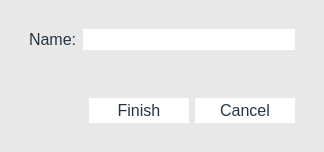
Qt form Source/Time-Track/itemeditform.ui (joshuawootonn/time-track) before a commit.
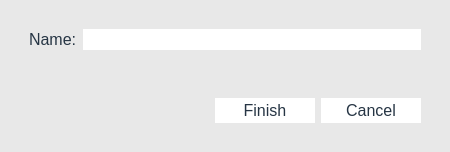
The same form after that commit.

Diff of the .ui file:
```diff
--- a/Source/Time-Track/itemeditform.ui
+++ b/Source/Time-Track/itemeditform.ui
@@ -6,8 +6,8 @@
    <rect>
     <x>0</x>
     <y>0</y>
-    <width>324</width>
-    <height>111</height>
+    <width>450</width>
+    <height>149</height>
    </rect>
   </property>
   <property name="windowTitle">
@@ -135,7 +135,7 @@
     <widget class="QWidget" name="bigwidger" native="true">
      <layout class="QVBoxLayout" name="verticalLayout">
       <item>
-       <widget class="QWidget" name="" native="true">
+       <widget class="QWidget" name="widget" native="true">
         <layout class="QHBoxLayout" name="horizontalLayout">
          <item>
           <widget class="QLabel" name="label">
@@ -145,7 +145,14 @@
           </widget>
          </item>
          <item>
-          <widget class="QLineEdit" name="name"/>
+          <widget class="QLineEdit" name="name">
+           <property name="minimumSize">
+            <size>
+             <width>300</width>
+             <height>0</height>
+            </size>
+           </property>
+          </widget>
          </item>
         </layout>
        </widget>
@@ -158,7 +165,7 @@
        </widget>
       </item>
       <item>
-       <widget class="QWidget" name="" native="true">
+       <widget class="QWidget" name="widget" native="true">
         <layout class="QHBoxLayout" name="horizontalLayout_2">
          <item>
           <spacer name="horizontalSpacer">
```
Left out of the diff: 2 changed lines with no effect on the pictures.
